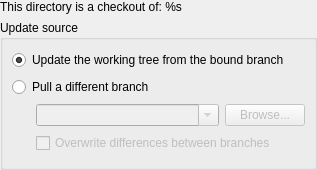
breezy-team/qbrz, file ui/update_checkout.ui: the form before one commit.
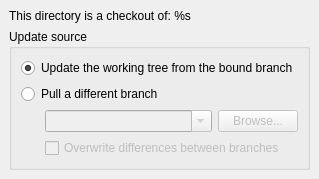
The form after the commit.

```diff
--- a/ui/update_checkout.ui
+++ b/ui/update_checkout.ui
@@ -11,7 +11,7 @@
   </property>
   <layout class="QVBoxLayout" name="verticalLayout" >
    <property name="margin" >
-    <number>0</number>
+    <number>9</number>
    </property>
    <item>
     <widget class="QLabel" name="label" >
```
Left out of the diff: 73 changed lines with no effect on the pictures.
